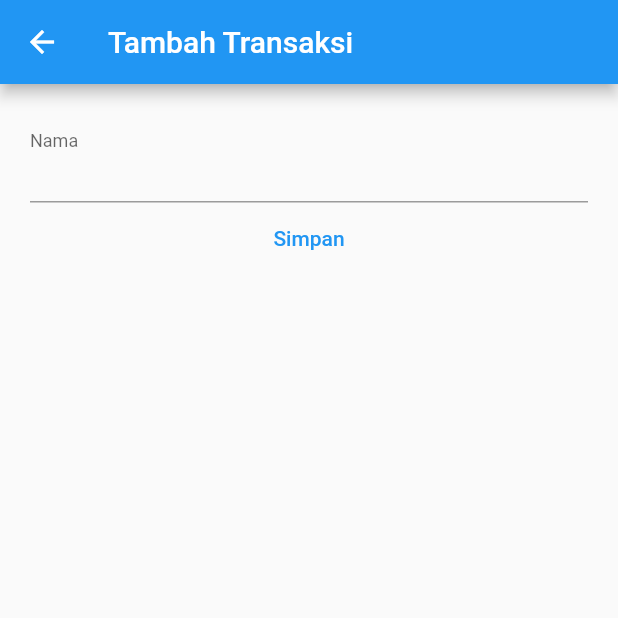
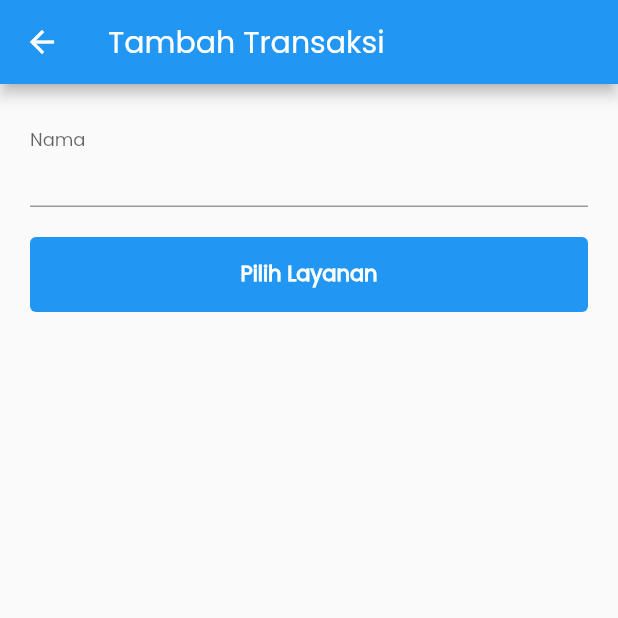
Before and after one commit to Muhammadaan/LaundryApp, a Flutter app: the screen it shows after launch, after a tap on "Masukan Transaksi", on a phone screen of 412 x 824 dp, the top half of it. Run offline on Flutter 3.47's test engine with Material 2 defaults, Android fonts, the phone set to English and light mode, and no system bars; our stand-ins replace cloud_firestore, dio, firebase_core; accounts and stored records are empty; network calls fail.

Commit message:
add fonts

```diff
--- a/lib/main.dart
+++ b/lib/main.dart
@@ -17,6 +17,7 @@ class MyApp extends StatelessWidget {
     return MaterialApp(
       title: 'Flutter Demo',
       theme: ThemeData(
+        fontFamily: 'Poppins-Regular',
         primarySwatch: Colors.blue,
       ),
       home: HomeScreen(),
--- a/lib/screen/add_nama_transaksi/add_nama_transaksi_view.dart
+++ b/lib/screen/add_nama_transaksi/add_nama_transaksi_view.dart
@@ -1,4 +1,5 @@
 import 'package:flutter/material.dart';
+import 'package:laundry/widgets/text_button_custom.dart';
 import './add_nama_transaksi_view_model.dart';
 
 class AddNamaTransaksiView extends AddNamaTransaksiViewModel {
@@ -19,10 +20,18 @@ class AddNamaTransaksiView extends AddNamaTransaksiViewModel {
                   floatingLabelBehavior: FloatingLabelBehavior.always),
               controller: namaCtrl,
             ),
-            TextButton(onPressed: () {
-              addData();
+            SizedBox(height: 20,),
+            // TextButton(onPressed: () {
+            //   addData();
 
-            }, child: Text("Simpan"))
+            // }, child: Text("Simpan"))
+
+            ButtonTextCustom(
+              label: "Pilih Layanan",
+              press: (){
+                tapLayanan();
+              },
+            )
           ],
         ),
       ),
--- a/lib/screen/daftar_transaksi/daftar_transaksi_view.dart
+++ b/lib/screen/daftar_transaksi/daftar_transaksi_view.dart
@@ -47,7 +47,6 @@ class DaftarTransaksiView extends DaftarTransaksiViewModel {
                       );
                     }
 
-
                     return Text("loading");
                   })
             ],
--- /dev/null
+++ b/lib/utils/app_contant.dart
@@ -0,0 +1,7 @@
+import 'package:flutter/material.dart';
+
+const String tokenJwt =
+    "eyJhbGciOiJIUzI1NiIsInR5cCI6IkpXVCJ9.eyJxIjoiIiwibGltaXQiOjUwLCJvZmZzZXQiOjB9.UcX7mCCUB6f33MQKtQsruUpHev_XJABY7U8JbqftR9A";
+const String url = "https://android-test-fljnd6wana-as.a.run.app/layanan";
+const Color mainColor = Colors.blue;
+const String icWasher = 'assets/img/ic_washer.png';
--- /dev/null
+++ b/lib/widgets/text_button_custom.dart
@@ -0,0 +1,28 @@
+import 'package:flutter/material.dart';
+import 'package:laundry/utils/app_contant.dart';
+
+
+class ButtonTextCustom extends StatelessWidget {
+  final String label;
+  final Color clr;
+  final Function press;
+
+  const ButtonTextCustom(
+      {Key key, this.label, this.clr = mainColor, this.press})
+      : super(key: key);
+  @override
+  Widget build(BuildContext context) {
+    return TextButton(
+      onPressed: press,
+      child: Text(
+        label,
+        style: TextStyle(fontWeight: FontWeight.bold),
+      ),
+      style: TextButton.styleFrom(
+          primary: Colors.white,
+          backgroundColor: clr,
+          onSurface: Colors.white,
+          minimumSize: Size(double.infinity, 50)),
+    );
+  }
+}
```
Also changed, not shown: lib/screen/add_nama_transaksi/add_nama_transaksi_view_model.dart (+8 -0 lines), lib/screen/daftar_layanan/daftar_layanan_view.dart (+58 -3 lines), lib/screen/daftar_layanan/daftar_layanan_view_model.dart (+52 -0 lines), lib/utils/app_helper.dart (added, +10 -0 lines), pubspec.yaml (+8 -6 lines), assets/fonts/Poppins-Regular.ttf (added), assets/img/ic_washer.png (added), pubspec.lock.
